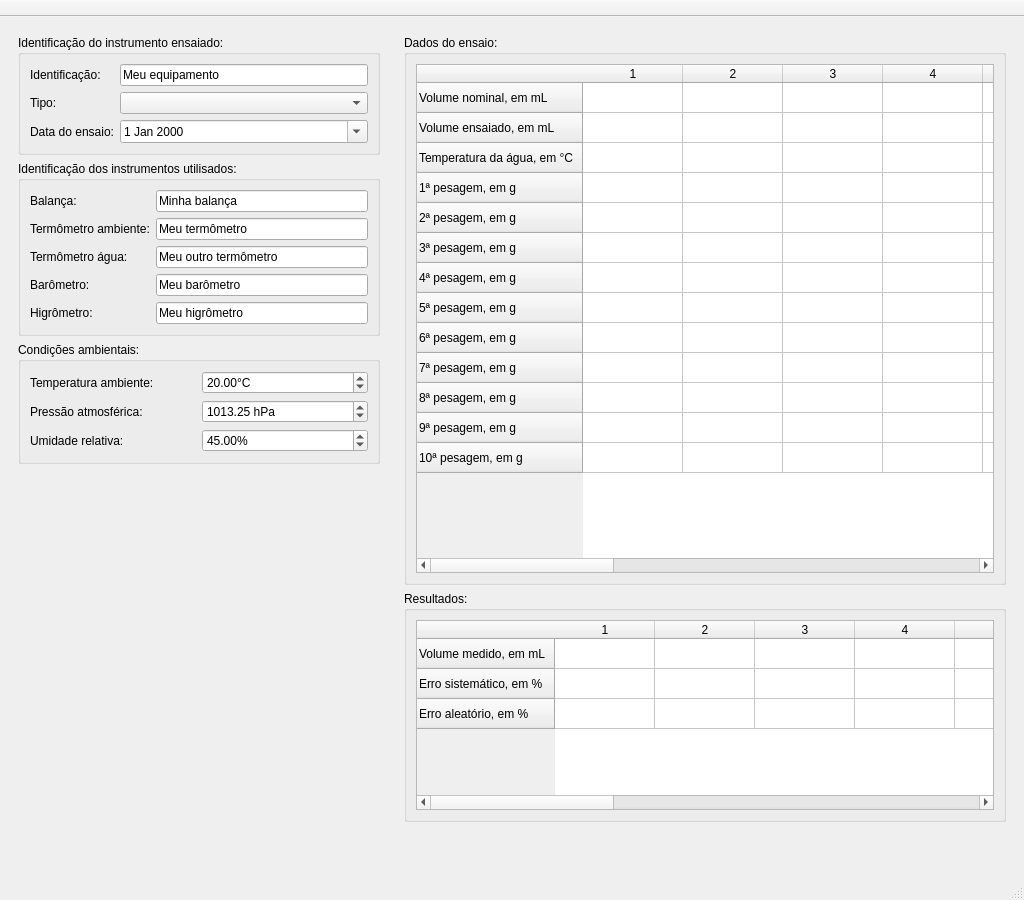
Old version of the form vaca.ui in the repository brunoparente77/vaca.
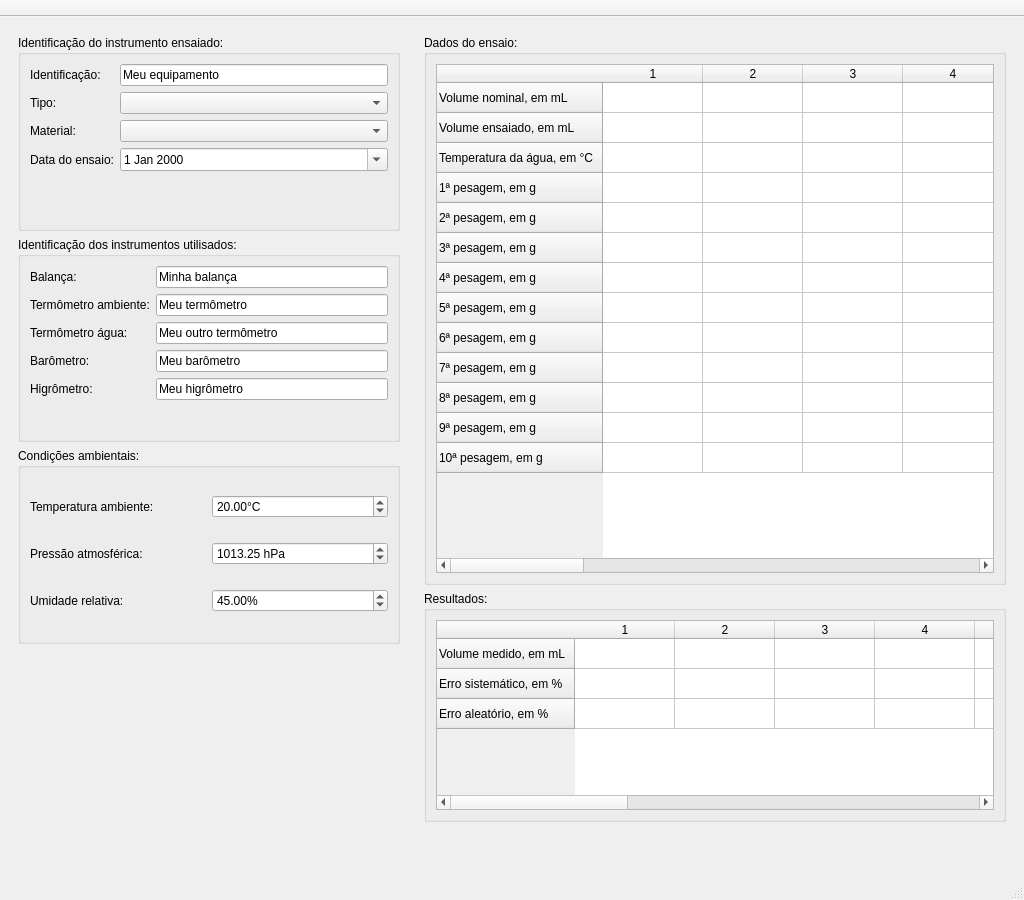
New version of the form. Icons and pictures are not drawn.

```diff
--- a/vaca.ui
+++ b/vaca.ui
@@ -18,8 +18,8 @@
   </property>
   <property name="maximumSize">
    <size>
-    <width>2048</width>
-    <height>900</height>
+    <width>4096</width>
+    <height>3600</height>
    </size>
   </property>
   <property name="windowTitle">
@@ -31,19 +31,37 @@
      <widget class="QWidget" name="widget_2" native="true">
       <property name="minimumSize">
        <size>
-        <width>380</width>
+        <width>400</width>
         <height>0</height>
        </size>
       </property>
       <property name="maximumSize">
        <size>
-        <width>380</width>
+        <width>390</width>
         <height>16777215</height>
        </size>
       </property>
       <layout class="QVBoxLayout" name="verticalLayout">
        <item>
         <widget class="QGroupBox" name="groupBox">
+         <property name="sizePolicy">
+          <sizepolicy hsizetype="Preferred" vsizetype="MinimumExpanding">
+           <horstretch>0</horstretch>
+           <verstretch>0</verstretch>
+          </sizepolicy>
+         </property>
+         <property name="minimumSize">
+          <size>
+           <width>0</width>
+           <height>175</height>
+          </size>
+         </property>
+         <property name="maximumSize">
+          <size>
+           <width>16777215</width>
+           <height>16777215</height>
+          </size>
+         </property>
          <property name="title">
           <string>Identificação do instrumento ensaiado:</string>
          </property>
@@ -72,25 +90,53 @@
           <item row="1" column="1">
            <widget class="QComboBox" name="instKind"/>
           </item>
-          <item row="2" column="0">
+          <item row="3" column="0">
            <widget class="QLabel" name="label_3">
             <property name="text">
              <string>Data do ensaio:</string>
             </property>
            </widget>
           </item>
-          <item row="2" column="1">
+          <item row="3" column="1">
            <widget class="QDateEdit" name="dateEdit">
             <property name="calendarPopup">
              <bool>true</bool>
             </property>
            </widget>
           </item>
+          <item row="2" column="0">
+           <widget class="QLabel" name="label_4">
+            <property name="text">
+             <string>Material:</string>
+            </property>
+           </widget>
+          </item>
+          <item row="2" column="1">
+           <widget class="QComboBox" name="instMat"/>
+          </item>
          </layout>
         </widget>
        </item>
        <item>
         <widget class="QGroupBox" name="groupBox_2">
+         <property name="sizePolicy">
+          <sizepolicy hsizetype="Preferred" vsizetype="MinimumExpanding">
+           <horstretch>0</horstretch>
+           <verstretch>0</verstretch>
+          </sizepolicy>
+         </property>
+         <property name="minimumSize">
+          <size>
+           <width>0</width>
+           <height>205</height>
+          </size>
+         </property>
+         <property name="maximumSize">
+          <size>
+           <width>16777215</width>
+           <height>16777215</height>
+          </size>
+         </property>
          <property name="title">
           <string>Identificação dos instrumentos utilisados:</string>
          </property>
@@ -170,6 +216,24 @@
        </item>
        <item>
         <widget class="QGroupBox" name="groupBox_3">
+         <property name="sizePolicy">
+          <sizepolicy hsizetype="Preferred" vsizetype="MinimumExpanding">
+           <horstretch>0</horstretch>
+           <verstretch>0</verstretch>
+          </sizepolicy>
+         </property>
+         <property name="minimumSize">
+          <size>
+           <width>0</width>
+           <height>155</height>
+          </size>
+         </property>
+         <property name="maximumSize">
+          <size>
+           <width>16777215</width>
+           <height>16777215</height>
+          </size>
+         </property>
          <property name="title">
           <string>Condições ambientais:</string>
          </property>
```
